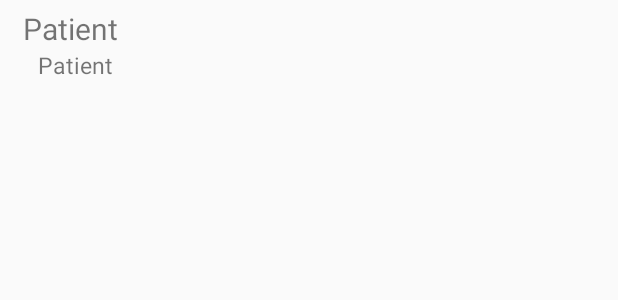
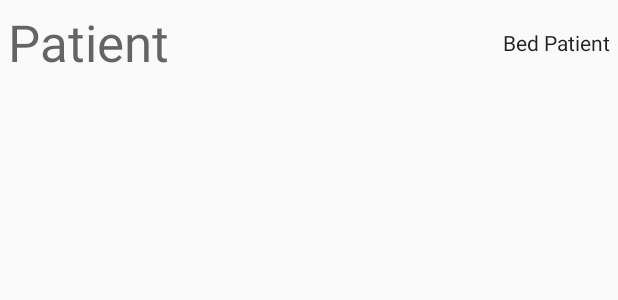
Before and after one commit to joschahenningsen/hackaTUM_C0dev1d19, an Android app: the layout item_patient.xml on its own in the app's theme, with its tools: preview values and no code run, on a phone screen of 412 x 824 dp. Shown: the top 300 px of the screen. Run offline under Robolectric (Android 15) with nearby library versions, the phone set to English and light mode, and no system bars.

Commit message:
Slightly different layout and send id to ventilator

```diff
--- a/OpenVentApp/app/src/main/java/com/wimmerth/openvent/data/Patient.java
+++ b/OpenVentApp/app/src/main/java/com/wimmerth/openvent/data/Patient.java
@@ -24,7 +24,7 @@ public class Patient implements Caller {
         vitals = new Vitals();
         this.caller = caller;
         if (caller!=null) {
-            ServerConnection sc = new ServerConnection(this);
+            ServerConnection sc = new ServerConnection(this, id);
             sc.start();
         }
     }
--- a/OpenVentApp/app/src/main/res/layout/fragment_home.xml
+++ b/OpenVentApp/app/src/main/res/layout/fragment_home.xml
@@ -11,6 +11,10 @@
         android:id="@+id/patients"
         android:layout_width="match_parent"
         android:layout_height="match_parent"
+        android:layout_marginStart="8dp"
+        android:layout_marginTop="8dp"
+        android:layout_marginEnd="8dp"
+        app:layout_constraintEnd_toEndOf="parent"
         app:layout_constraintStart_toStartOf="parent"
         app:layout_constraintTop_toTopOf="parent" />
 
--- a/OpenVentApp/app/src/main/res/layout/item_patient.xml
+++ b/OpenVentApp/app/src/main/res/layout/item_patient.xml
@@ -1,28 +1,46 @@
 <?xml version="1.0" encoding="utf-8"?>
 <LinearLayout
     xmlns:android="http://schemas.android.com/apk/res/android"
+    xmlns:app="http://schemas.android.com/apk/res-auto"
+    xmlns:tools="http://schemas.android.com/tools"
     android:layout_width="match_parent"
     android:layout_height="wrap_content"
     android:orientation="vertical"
     android:padding="5dp">
 
-    <TextView
+    <androidx.constraintlayout.widget.ConstraintLayout
         android:layout_width="match_parent"
-        android:layout_height="wrap_content"
-        android:textSize="20sp"
-        android:id="@+id/textName"
-        android:text="@string/patient"
-        android:paddingStart="10dp"
-        android:paddingEnd="10dp" />
+        android:layout_height="wrap_content">
+
+        <TextView
+            android:id="@+id/textName"
+            android:layout_width="wrap_content"
+            android:layout_height="wrap_content"
+            android:text="@string/patient"
+            android:textAppearance="@style/TextAppearance.AppCompat.Display1"
+            app:layout_constraintStart_toStartOf="parent"
+            app:layout_constraintTop_toTopOf="parent" />
+
+        <TextView
+            android:id="@+id/bettLabel"
+            android:layout_width="wrap_content"
+            android:layout_height="wrap_content"
+            android:text="Bed "
+            android:textAppearance="@style/TextAppearance.AppCompat.Body1"
+            app:layout_constraintBottom_toBottomOf="@+id/textBed"
+            app:layout_constraintEnd_toStartOf="@+id/textBed"
+            app:layout_constraintTop_toTopOf="@+id/textBed" />
+
+        <TextView
+            android:id="@+id/textBed"
+            android:layout_width="wrap_content"
+            android:layout_height="wrap_content"
+            android:text="@string/patient"
+            android:textAppearance="@style/TextAppearance.AppCompat.Body1"
+            app:layout_constraintBottom_toBottomOf="parent"
+            app:layout_constraintEnd_toEndOf="parent"
+            app:layout_constraintTop_toTopOf="@+id/textName" />
+    </androidx.constraintlayout.widget.ConstraintLayout>
 
 
-    <TextView
-        android:layout_width="match_parent"
-        android:layout_height="wrap_content"
-        android:textSize="15sp"
-        android:id="@+id/textBed"
-        android:text="@string/patient"
-        android:paddingStart="20dp"
-        android:paddingEnd="20dp"/>
-
 </LinearLayout>
```
Also changed, not shown: OpenVentApp/app/src/main/java/com/wimmerth/openvent/connection/ServerConnection.java (+7 -3 lines), OpenVentApp/app/src/main/res/layout/activity_patient_details_activiy.xml (+14 -5 lines).
